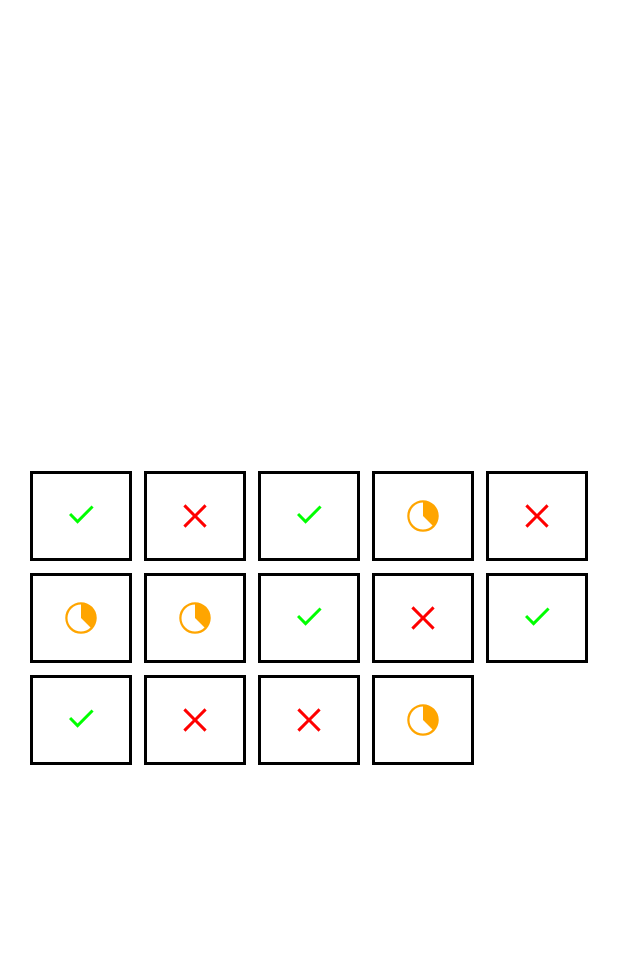
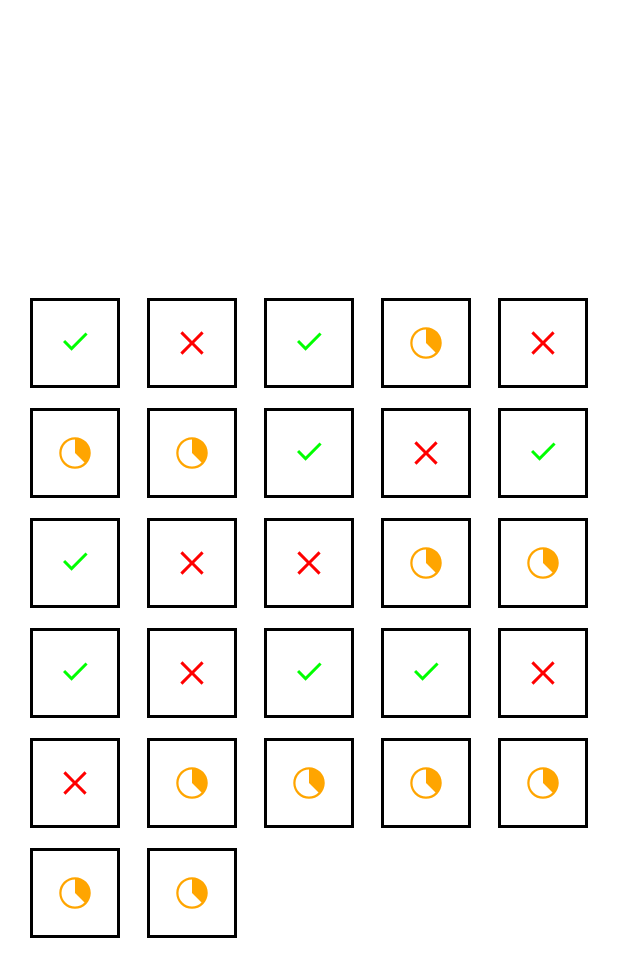
Before and after one commit to antonymofyou/practiceAndroid, an Android app built with Jetpack Compose: the @Preview function Preview, on a phone screen of 412 x 824 dp. Shown: the top 977 px of the screen. Run offline under Robolectric (Android 15) with nearby library versions, the phone set to English and light mode, and no system bars.

Commit message:
обновил экран с выбором ячеек

```diff
--- a/app/src/main/java/com/example/practiceandroid/ui/SelectionScreen.kt
+++ b/app/src/main/java/com/example/practiceandroid/ui/SelectionScreen.kt
@@ -1,12 +1,16 @@
 import androidx.compose.foundation.background
 import androidx.compose.foundation.border
 import androidx.compose.foundation.clickable
+import androidx.compose.foundation.gestures.scrollable
 import androidx.compose.foundation.layout.*
 import androidx.compose.foundation.lazy.grid.GridCells
 import androidx.compose.foundation.lazy.grid.LazyVerticalGrid
 import androidx.compose.foundation.lazy.grid.items
+import androidx.compose.foundation.rememberScrollState
+import androidx.compose.foundation.verticalScroll
 import androidx.compose.material3.*
 import androidx.compose.runtime.*
+import androidx.compose.runtime.saveable.rememberSaveable
 import androidx.compose.ui.Alignment
 import androidx.compose.ui.Modifier
 import androidx.compose.ui.graphics.Color
@@ -14,7 +18,10 @@ import androidx.compose.ui.res.painterResource
 import androidx.compose.ui.tooling.preview.Preview
 import androidx.compose.ui.unit.dp
 import androidx.compose.ui.window.Popup
+import androidx.lifecycle.viewmodel.compose.viewModel
 import com.example.practiceandroid.R
+import com.example.practiceandroid.viewModels.SelectionScreenViewModel
+import ru.nasotku.nasotkuapp.theme.components.NoLazyGrid
 
 enum class CellState {
     UNCHECKED, CHECKED, INTERMEDIATE
@@ -25,12 +32,14 @@ data class Cell(val id: Int, var state: CellState)
 
 @Composable
 fun GridCell(cell: Cell, onClick: () -> Unit) {
+    //выбираем цвет иконки
     val color = when (cell.state) {
         CellState.UNCHECKED -> Color.Red
         CellState.CHECKED -> Color.Green
         CellState.INTERMEDIATE -> Color(0xFFFFA500)
     }
 
+    //создаем ячейку
     Box(
         modifier = Modifier
             .padding(4.dp)
@@ -39,6 +48,7 @@ fun GridCell(cell: Cell, onClick: () -> Unit) {
             .clickable { onClick() },
         contentAlignment = Alignment.Center
     ) {
+        //добавляем иконку к ячейке
         Icon(painter = when (cell.state){
             CellState.UNCHECKED -> painterResource(R.drawable.ic_unchecked)
             CellState.CHECKED -> painterResource(R.drawable.ic_check_mark)
@@ -52,32 +62,38 @@ fun GridCell(cell: Cell, onClick: () -> Unit) {
 }
 
 @Composable
-fun GridView(cells: List<Cell>) {
-    var showPopup by remember { mutableStateOf(false) }
-    var selectedCell by remember { mutableStateOf<Cell?>(null) }
-
+fun GridView(cells: List<Cell>, viewModel: SelectionScreenViewModel = viewModel()) {
+    //добавляем список ячеек
     Box(modifier = Modifier.fillMaxSize(), contentAlignment = Alignment.Center) {
-        LazyVerticalGrid(columns = GridCells.Fixed(5), modifier = Modifier.padding(16.dp)) {
-            items(cells) { cell ->
-                GridCell(cell) {
-                    selectedCell = cell
-                    showPopup = true
-                }
+        NoLazyGrid(
+            itemWidth = 68, // если выбрать другое значение, то отображается некорректно
+            itemCount = cells.size,
+            spaceHorizontal = 5,
+            spaceVertical = 5,
+            modifier = Modifier
+                .padding(16.dp)
+                .verticalScroll(rememberScrollState())
+        ) { index ->
+            GridCell(cells[index]) {
+                viewModel.onCellClick(cells[index]) //при нажатии показываем Popup
             }
         }
 
-        if (showPopup && selectedCell != null) {
-            Popup(alignment = Alignment.Center, onDismissRequest = { showPopup = false }) {
+        //если showPopup и selectedCell не null, то показываем Popup
+        if (viewModel.showPopup && viewModel.selectedCell != null) {
+            //создаем Popup
+            Popup(alignment = Alignment.Center, onDismissRequest = { viewModel.dismissPopup() }) {
                 Box(
                     modifier = Modifier
                         .border(1.dp, Color.Black)
                         .background(Color.White)
                         .padding(16.dp)
                 ) {
+                    //добавляем содержимое в Popup
                     Column(horizontalAlignment = Alignment.CenterHorizontally) {
-                        Text(text = "Урок ${selectedCell!!.id}")
+                        Text(text = "Урок ${viewModel.selectedCell!!.id}")
                         Spacer(modifier = Modifier.height(8.dp))
-                        Button(onClick = { showPopup = false }) {
+                        Button(onClick = { viewModel.dismissPopup() }) {
                             Text("Перейти")
                         }
                     }
@@ -86,6 +102,8 @@ fun GridView(cells: List<Cell>) {
         }
     }
 }
+
+
 
 @Preview
 @Composable
@@ -98,7 +116,14 @@ fun Preview() {
                 Cell(7, CellState.INTERMEDIATE), Cell(8, CellState.CHECKED),
                 Cell(9, CellState.UNCHECKED), Cell(10, CellState.CHECKED),
                 Cell(11, CellState.CHECKED), Cell(12, CellState.UNCHECKED),
-                Cell(13, CellState.UNCHECKED), Cell(14, CellState.INTERMEDIATE)
+                Cell(13, CellState.UNCHECKED), Cell(14, CellState.INTERMEDIATE),
+                Cell(7, CellState.INTERMEDIATE), Cell(8, CellState.CHECKED),
+                Cell(9, CellState.UNCHECKED), Cell(10, CellState.CHECKED),
+                Cell(11, CellState.CHECKED), Cell(12, CellState.UNCHECKED),
+                Cell(13, CellState.UNCHECKED), Cell(14, CellState.INTERMEDIATE),
+                Cell(15, CellState.INTERMEDIATE), Cell(16, CellState.INTERMEDIATE),
+                Cell(17, CellState.INTERMEDIATE), Cell(18, CellState.INTERMEDIATE),
+                Cell(19, CellState.INTERMEDIATE)
             )
         )
 }
--- /dev/null
+++ b/app/src/main/java/com/example/practiceandroid/util/NoLazyGrid.kt
@@ -0,0 +1,95 @@
+package ru.nasotku.nasotkuapp.theme.components
+
+import androidx.compose.foundation.layout.Arrangement
+import androidx.compose.foundation.layout.Box
+import androidx.compose.foundation.layout.Column
+import androidx.compose.foundation.layout.Row
+import androidx.compose.foundation.layout.Spacer
+import androidx.compose.foundation.layout.fillMaxWidth
+import androidx.compose.foundation.layout.height
+import androidx.compose.foundation.layout.width
+import androidx.compose.runtime.Composable
+import androidx.compose.runtime.getValue
+import androidx.compose.runtime.mutableStateOf
+import androidx.compose.runtime.remember
+import androidx.compose.runtime.setValue
+import androidx.compose.ui.Alignment
+import androidx.compose.ui.Modifier
+import androidx.compose.ui.layout.onGloballyPositioned
+import androidx.compose.ui.platform.LocalDensity
+import androidx.compose.ui.unit.dp
+
+// Элемент для прогрузки списка в сетку без использования Lazy
+
+@Composable
+fun NoLazyGrid(
+    // Ширина одного элемента
+    itemWidth: Int,
+    // Количество элементов
+    itemCount: Int,
+    // Горизонтальный отступ между элементами
+    spaceHorizontal: Int,
+    // Вертикальный отступ между элементами
+    spaceVertical: Int,
+    modifier: Modifier = Modifier,
+    content: @Composable (Int) -> Unit
+) {
+    // Ширина column, инициализируем по-умолчанию 0.dp
+    var columnWidth by remember { mutableStateOf(0.dp) }
+    // Получаем текущее значение плотности пикселей
+    val density = LocalDensity.current
+
+    // Создаем контейнер Box для центрирования содержимого
+    Box(contentAlignment = Alignment.Center) {
+        // Основной столбец
+        Column(
+            modifier = modifier
+                .fillMaxWidth()
+                .onGloballyPositioned {
+                    // Измеряем ширину столбца и сохраняем ее в переменную columnWidth
+                    columnWidth = with(density) {
+                        it.size.width.toDp()
+                    }
+                }
+        ) {
+            // Проверяем, что ширина измерена и не равна нулю
+            if (columnWidth.value.toInt() != 0) {
+                // Вычисляем количество столбцов в ряду на основе ширины столбца и промежутков
+                val columns = (columnWidth.value.toInt() + spaceHorizontal) / (itemWidth + spaceHorizontal)
+
+                // Вычисляем количество строк
+                var rows = (itemCount / columns)
+                if (itemCount.mod(columns) > 0) {
+                    rows += 1
+                }
+
+                // Проходимся по каждой строке и ряду
+                for (row in 0 until rows) {
+                    val firstIndex = row * columns
+
+                    // Создаем ряд с элементами
+                    Row(
+                        modifier = Modifier.fillMaxWidth(),
+                        horizontalArrangement = Arrangement.SpaceBetween
+                    ) {
+                        // Проходимся по каждому элементу в ряду
+                        for (column in 0 until columns) {
+                            val index = firstIndex + column
+                            if (index < itemCount) {
+                                // Вызываем функцию content для отображения элемента
+                                content(index)
+                            } else {
+                                // Если элементы закончились, добавляем пустое место
+                                Spacer(modifier = Modifier.width(itemWidth.dp))
+                            }
+                        }
+                    }
+                    // Добавляем вертикальный отступ между строками
+                    if (row != rows - 1) {
+                        Spacer(modifier = Modifier.height(spaceVertical.dp))
+                    }
+                }
+            }
+        }
+    }
+}
--- /dev/null
+++ b/app/src/main/java/com/example/practiceandroid/viewModels/SelectionScreenViewModel.kt
@@ -0,0 +1,24 @@
+package com.example.practiceandroid.viewModels
+
+import Cell
+import androidx.lifecycle.ViewModel
+import androidx.compose.runtime.getValue
+import androidx.compose.runtime.mutableStateOf
+import androidx.compose.runtime.setValue
+
+class SelectionScreenViewModel: ViewModel() {
+    var showPopup by mutableStateOf(false)
+        private set
+
+    var selectedCell by mutableStateOf<Cell?>(null)
+        private set
+
+    fun onCellClick(cell: Cell) {
+        selectedCell = cell
+        showPopup = true
+    }
+
+    fun dismissPopup() {
+        showPopup = false
+    }
+}
```
